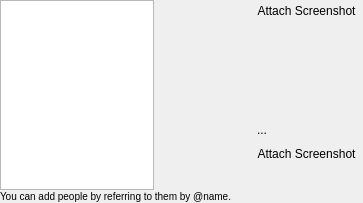
First picture: the form in python/note_input_widget/resources/note_input_widget.ui, repository shotgunsoftware/tk-framework-qtwidgets, before the edit.
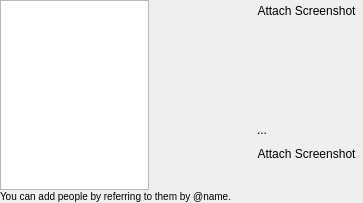
Second picture: the form after the edit. The open tabs and pages were chosen to show the change. Icons and pictures are not drawn. Custom widgets are drawn as their Qt base class.

What changed in the file:
```diff
--- a/python/note_input_widget/resources/note_input_widget.ui
+++ b/python/note_input_widget/resources/note_input_widget.ui
@@ -84,6 +84,9 @@
            <property name="spacing">
             <number>3</number>
            </property>
+           <property name="leftMargin">
+            <number>5</number>
+           </property>
            <item>
             <widget class="QToolButton" name="close">
              <property name="toolTip">
```
Left out of the diff: 3 changed lines with no effect on the pictures.
